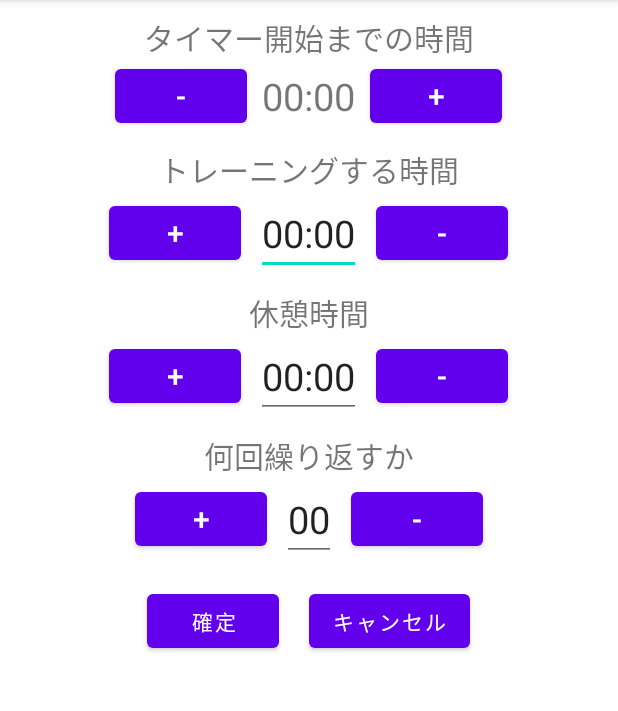
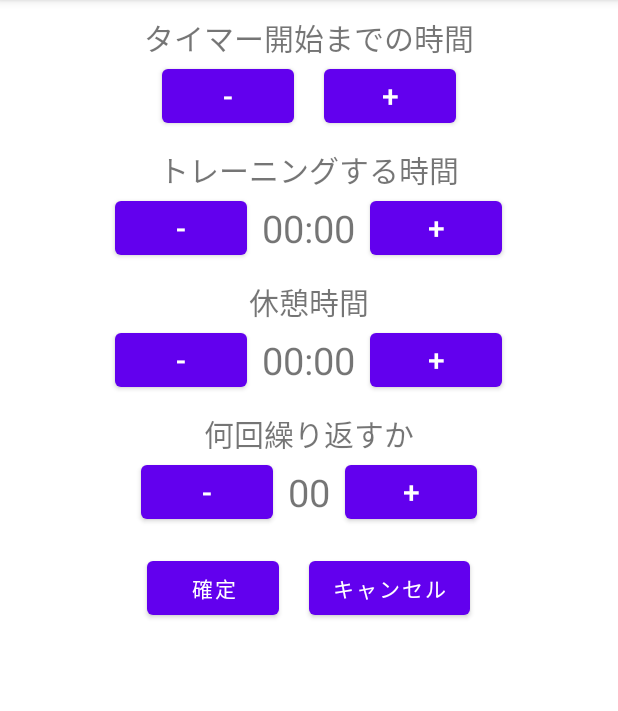
Before and after one commit to Daiki-Iijima/Android_TrainingTimer, an Android app: the screen it shows after launch (MainActivity), on a phone screen of 412 x 824 dp, the part 84-795 px from its top. Run offline under Robolectric (Android 15) with nearby library versions, the phone set to English and light mode, and no system bars; our stand-ins replace data binding; 1 statement that could not run was skipped.

Commit message:
[add] 押されたボタンの判定をTagを使って判別するように変更、数値変更UI全体にDataBindingを適応

```diff
--- a/app/src/main/java/com/example/trainingtimer/MainActivityViewModel.kt
+++ b/app/src/main/java/com/example/trainingtimer/MainActivityViewModel.kt
@@ -1,18 +1,91 @@
 package com.example.trainingtimer
 
+import android.view.View
 import androidx.lifecycle.MutableLiveData
 import androidx.lifecycle.ViewModel
 
-class MainActivityViewModel :ViewModel() {
-    //  apply value = で初期値を設定
-    var startWaitTimeStr = MutableLiveData<String>().apply {
+enum class ConfigSettingType {
+    StartWaitTime,
+    TrainingTime,
+    RestTime,
+    RepeatCount,
+}
+
+class MainActivityViewModel : ViewModel() {
+
+
+    var StartWaitTimeStr = MutableLiveData<String>().apply {
         value = "00:00"
     }
+    var TrainingTimeStr = MutableLiveData<String>().apply {
+        value = "00:00"
+    }
+    var RestTimeStr = MutableLiveData<String>().apply {
+        value = "00:00"
+    }
+    var RepeatCountStr = MutableLiveData<String>().apply {
+        value = "00"
+    }
 
-    private var startWaitTimer = 0
+    private val timerSetting = TimerSetting(0, 0, 0, 0)
+
+    fun changeSetting(v: View, value: Int) {
+
+        //  UIに紐づけたタグからどの値が対象かを判別
+        val type = v.tag
+
+        when (type) {
+            ConfigSettingType.StartWaitTime -> {
+                //  時間がマイナスにならないようにする
+                if (timerSetting.StartWaitTime == 0 && value < 0) {
+                    return
+                }
+
+                timerSetting.StartWaitTime += value
+
+                StartWaitTimeStr.postValue(convertSecTimeToMinSecTime(timerSetting.StartWaitTime))
+            }
+            ConfigSettingType.TrainingTime -> {
+                //  時間がマイナスにならないようにする
+                if (timerSetting.TrainingTime == 0 && value < 0) {
+                    return
+                }
+
+                timerSetting.TrainingTime += value
+
+                TrainingTimeStr.postValue(convertSecTimeToMinSecTime(timerSetting.TrainingTime))
+            }
+            ConfigSettingType.RestTime -> {
+                //  時間がマイナスにならないようにする
+                if (timerSetting.RestTime == 0 && value < 0) {
+                    return
+                }
+
+                timerSetting.RestTime += value
+
+                RestTimeStr.postValue(convertSecTimeToMinSecTime(timerSetting.RestTime))
+            }
+            ConfigSettingType.RepeatCount -> {
+                //  時間がマイナスにならないようにする
+                if (timerSetting.RepeatCount == 0 && value < 0) {
+                    return
+                }
+
+                timerSetting.RepeatCount += value
+
+                var setStr = "0${timerSetting.RepeatCount}"
+
+                if (timerSetting.RepeatCount >= 10) {
+                    setStr = timerSetting.RepeatCount.toString()
+                }
+
+                RepeatCountStr.postValue(setStr)
+            }
+        }
+    }
 
     //  内部では秒で値を保持しているので、分と秒の数値に変換する
-    private fun getStartWaitTime(time:Int):String{
+    private fun convertSecTimeToMinSecTime(time: Int): String {
         val retMin = time / 60
         val retSec = time - (retMin * 60)
 
@@ -28,16 +101,4 @@ class MainActivityViewModel :ViewModel() {
 
         return "$retMinStr:$retSecStr"
     }
-
-    fun addStartWaitTime(value:Int){
-
-        //  時間がマイナスにならないようにする
-        if(startWaitTimer == 0 && value < 0){
-            return
-        }
-
-        startWaitTimer += value
-
-        startWaitTimeStr.postValue(getStartWaitTime(startWaitTimer))
-    }
 }
--- a/app/src/main/res/layout/activity_main.xml
+++ b/app/src/main/res/layout/activity_main.xml
@@ -6,6 +6,9 @@
         <variable
             name="viewModel"
             type="com.example.trainingtimer.MainActivityViewModel" />
+
+        <import type="com.example.trainingtimer.ConfigSettingType"/>
+
     </data>
 
     <LinearLayout
@@ -34,7 +37,8 @@
                 android:layout_height="wrap_content"
                 android:layout_marginEnd="10dp"
                 android:text="@string/minusBtn"
-                android:onClick="@{() -> viewModel.addStartWaitTime(-1)}"
+                android:tag="@{ConfigSettingType.StartWaitTime}"
+                android:onClick="@{v->viewModel.changeSetting(v,-1)}"
                 android:textSize="20sp" />
 
             <TextView
@@ -49,8 +53,9 @@
                 android:layout_width="wrap_content"
                 android:layout_height="wrap_content"
                 android:layout_marginStart="10dp"
+                android:tag="@{ConfigSettingType.StartWaitTime}"
+                android:onClick="@{v->viewModel.changeSetting(v,1)}"
                 android:text="@string/plusBtn"
-                android:onClick="@{() -> viewModel.addStartWaitTime(1)}"
                 android:textSize="20sp" />
 
         </LinearLayout>
@@ -74,21 +79,25 @@
                 android:layout_width="wrap_content"
                 android:layout_height="wrap_content"
                 android:layout_marginEnd="10dp"
-                android:text="@string/plusBtn"
+                android:tag="@{ConfigSettingType.TrainingTime}"
+                android:onClick="@{v->viewModel.changeSetting(v,-1)}"
+                android:text="@string/minusBtn"
                 android:textSize="20sp" />
 
-            <EditText
+            <TextView
                 android:layout_width="wrap_content"
                 android:layout_height="wrap_content"
                 android:layout_gravity="center"
-                android:text="00:00"
+                android:text="@{viewModel.TrainingTimeStr}"
                 android:textSize="25sp" />
 
             <Button
                 android:layout_width="wrap_content"
                 android:layout_height="wrap_content"
                 android:layout_marginStart="10dp"
-                android:text="@string/minusBtn"
+                android:tag="@{ConfigSettingType.TrainingTime}"
+                android:onClick="@{v->viewModel.changeSetting(v,1)}"
+                android:text="@string/plusBtn"
                 android:textSize="20sp" />
 
         </LinearLayout>
@@ -102,7 +111,7 @@
             android:text="@string/restTime"
             android:textSize="20sp" />
 
-        <!--    トレーニングする時間 -->
+        <!--    休憩する時間 -->
         <LinearLayout
             android:layout_width="match_parent"
             android:layout_height="wrap_content"
@@ -113,21 +122,25 @@
                 android:layout_width="wrap_content"
                 android:layout_height="wrap_content"
                 android:layout_marginEnd="10dp"
-                android:text="@string/plusBtn"
+                android:tag="@{ConfigSettingType.RestTime}"
+                android:onClick="@{v->viewModel.changeSetting(v,-1)}"
+                android:text="@string/minusBtn"
                 android:textSize="20sp" />
 
-            <EditText
+            <TextView
                 android:layout_width="wrap_content"
                 android:layout_height="wrap_content"
                 android:layout_gravity="center"
-                android:text="00:00"
+                android:text="@{viewModel.RestTimeStr}"
                 android:textSize="25sp" />
 
             <Button
                 android:layout_width="wrap_content"
                 android:layout_height="wrap_content"
                 android:layout_marginStart="10dp"
-                android:text="@string/minusBtn"
+                android:tag="@{ConfigSettingType.RestTime}"
+                android:onClick="@{v->viewModel.changeSetting(v,1)}"
+                android:text="@string/plusBtn"
                 android:textSize="20sp" />
 
         </LinearLayout>
@@ -141,7 +154,6 @@
             android:text="@string/repeatCount"
             android:textSize="20sp" />
 
-        <!--    トレーニングする時間 -->
         <LinearLayout
             android:layout_width="match_parent"
             android:layout_height="wrap_content"
@@ -152,21 +164,25 @@
                 android:layout_width="wrap_content"
                 android:layout_height="wrap_content"
                 android:layout_marginEnd="10dp"
-                android:text="@string/plusBtn"
+                android:tag="@{ConfigSettingType.RepeatCount}"
+                android:onClick="@{v->viewModel.changeSetting(v,-1)}"
+                android:text="@string/minusBtn"
                 android:textSize="20sp" />
 
-            <EditText
+            <TextView
                 android:layout_width="wrap_content"
                 android:layout_height="wrap_content"
                 android:layout_gravity="center"
-                android:text="00"
+                android:text="@{viewModel.RepeatCountStr}"
                 android:textSize="25sp" />
 
             <Button
                 android:layout_width="wrap_content"
                 android:layout_height="wrap_content"
                 android:layout_marginStart="10dp"
-                android:text="@string/minusBtn"
+                android:tag="@{ConfigSettingType.RepeatCount}"
+                android:onClick="@{v->viewModel.changeSetting(v,1)}"
+                android:text="@string/plusBtn"
                 android:textSize="20sp" />
 
         </LinearLayout>
```
